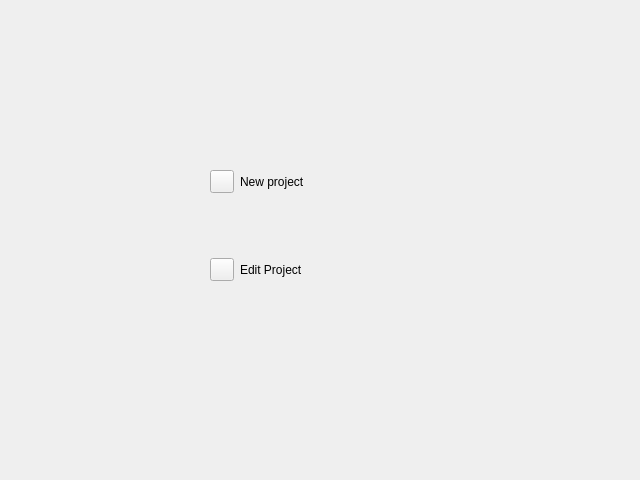
Old version of the form wizard/start.ui in the repository imby/STM32VLDiscovery_BeRTOS.
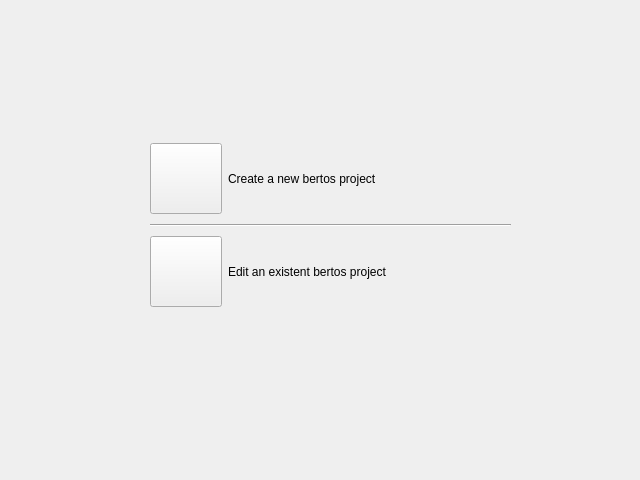
New version of the form. Icons and pictures are not drawn.

Commit message: Add icons to the start page

Diff of the .ui file:
```diff
--- a/wizard/start.ui
+++ b/wizard/start.ui
@@ -21,7 +21,7 @@
   <widget class="QWidget" name="" >
    <property name="geometry" >
     <rect>
-     <x>210</x>
+     <x>150</x>
      <y>140</y>
      <width>361</width>
      <height>171</height>
@@ -38,20 +38,43 @@
           <verstretch>0</verstretch>
          </sizepolicy>
         </property>
+        <property name="minimumSize" >
+         <size>
+          <width>64</width>
+          <height>64</height>
+         </size>
+        </property>
         <property name="text" >
          <string/>
         </property>
+        <property name="icon" >
+         <iconset resource="bertos.qrc" >
+          <normaloff>:/images/images/new.png</normaloff>:/images/images/new.png</iconset>
+        </property>
+        <property name="iconSize" >
+         <size>
+          <width>64</width>
+          <height>64</height>
+         </size>
+        </property>
        </widget>
       </item>
       <item>
        <widget class="QLabel" name="newDescription" >
         <property name="text" >
-         <string>New project</string>
+         <string>Create a new bertos project</string>
         </property>
        </widget>
       </item>
      </layout>
     </item>
+    <item>
+     <widget class="Line" name="line" >
+      <property name="orientation" >
+       <enum>Qt::Horizontal</enum>
+      </property>
+     </widget>
+    </item>
     <item>
      <layout class="QHBoxLayout" name="horizontalLayout_2" >
       <item>
@@ -62,15 +85,31 @@
           <verstretch>0</verstretch>
          </sizepolicy>
         </property>
+        <property name="minimumSize" >
+         <size>
+          <width>64</width>
+          <height>64</height>
+         </size>
+        </property>
         <property name="text" >
          <string/>
         </property>
+        <property name="icon" >
+         <iconset resource="bertos.qrc" >
+          <normaloff>:/images/images/open.png</normaloff>:/images/images/open.png</iconset>
+        </property>
+        <property name="iconSize" >
+         <size>
+          <width>64</width>
+          <height>64</height>
+         </size>
+        </property>
        </widget>
       </item>
       <item>
        <widget class="QLabel" name="editDescription" >
         <property name="text" >
-         <string>Edit Project</string>
+         <string>Edit an existent bertos project</string>
         </property>
        </widget>
       </item>
```
Left out of the diff: 4 changed lines with no effect on the pictures.
